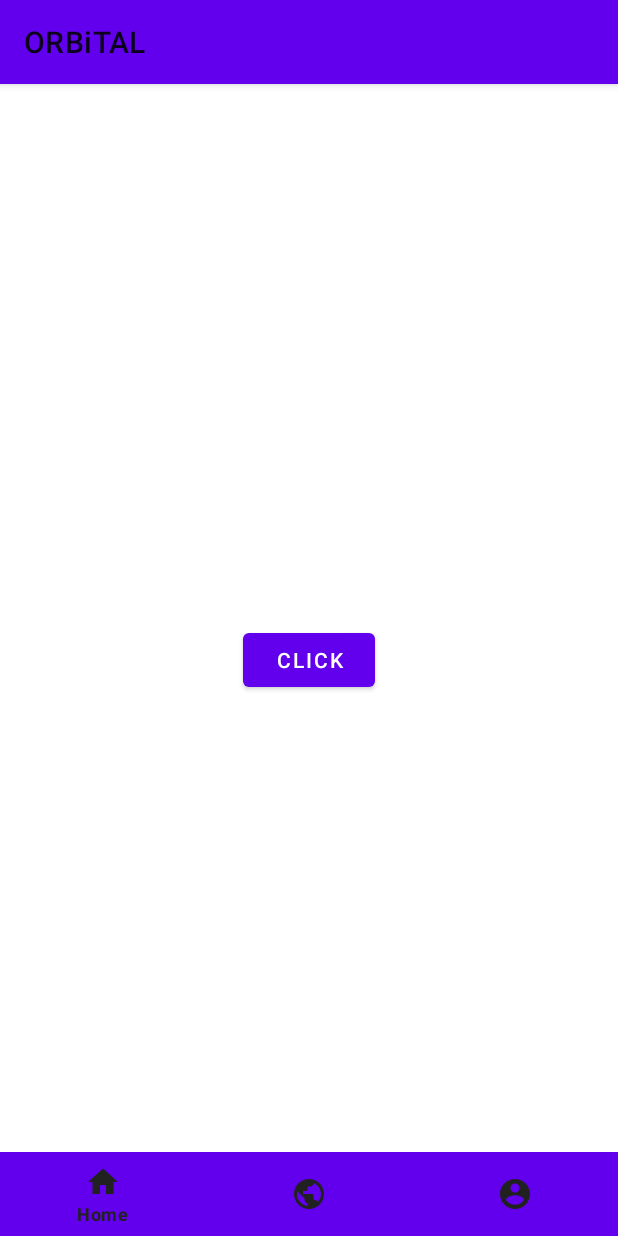
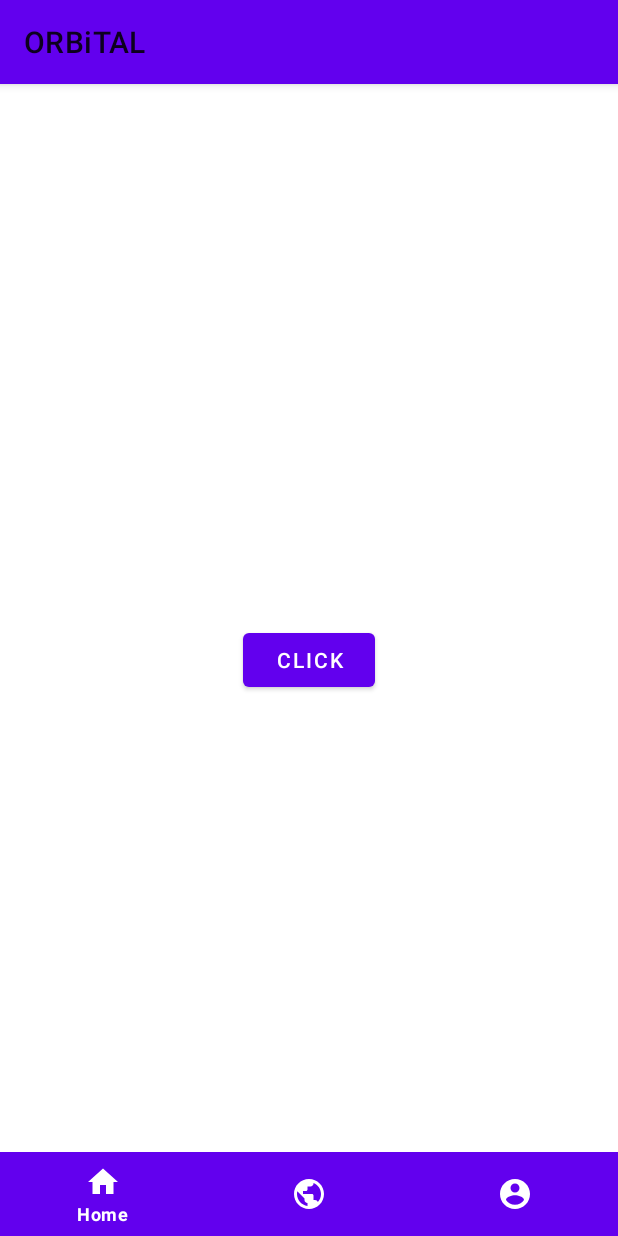
Before and after one commit to DewenHona/Amadeus-ORBiTAL, an Android app: the screen it shows after launch (MainActivity), on a phone screen of 412 x 824 dp. Run offline under Robolectric (Android 15) with nearby library versions, the phone set to English and light mode, and no system bars.

Commit message:
white text and icons

```diff
--- a/app/src/main/res/layout/activity_main.xml
+++ b/app/src/main/res/layout/activity_main.xml
@@ -17,8 +17,8 @@
             style="@style/Widget.MaterialComponents.BottomNavigationView.Colored"
             android:layout_width="match_parent"
             android:layout_height="wrap_content"
-            app:itemIconTint="@color/colorPrimaryDark"
-            app:itemTextColor="@color/colorPrimaryDark"
+            app:itemIconTint="@color/white"
+            app:itemTextColor="@color/white"
             app:labelVisibilityMode="selected"
             app:menu="@menu/bottom_navigation_menu" />
 
```
